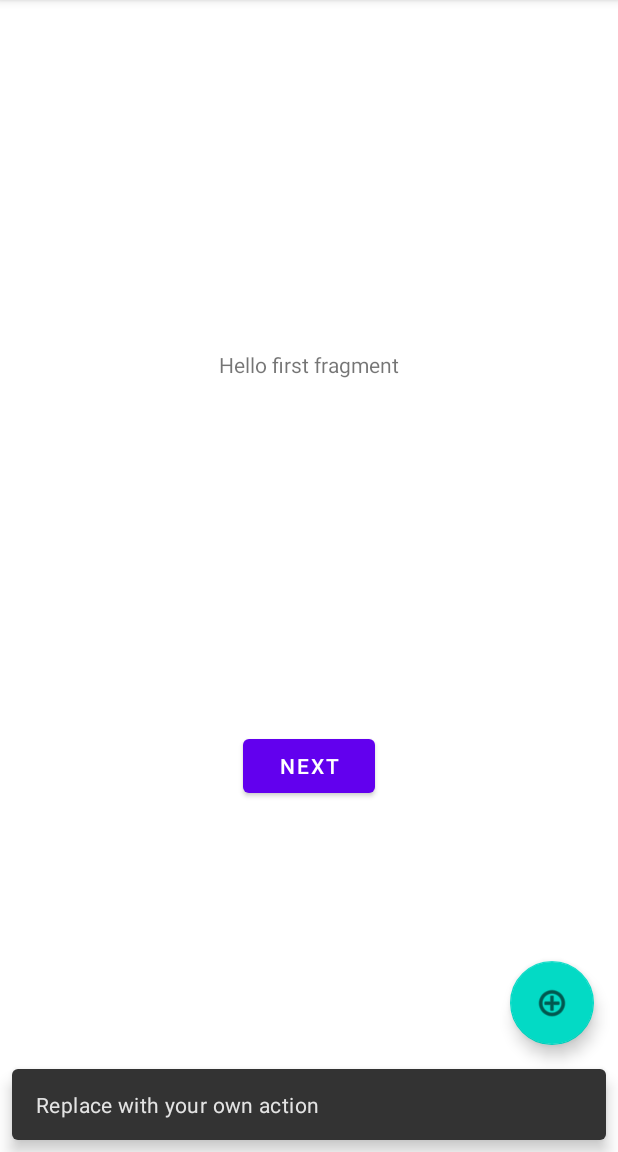
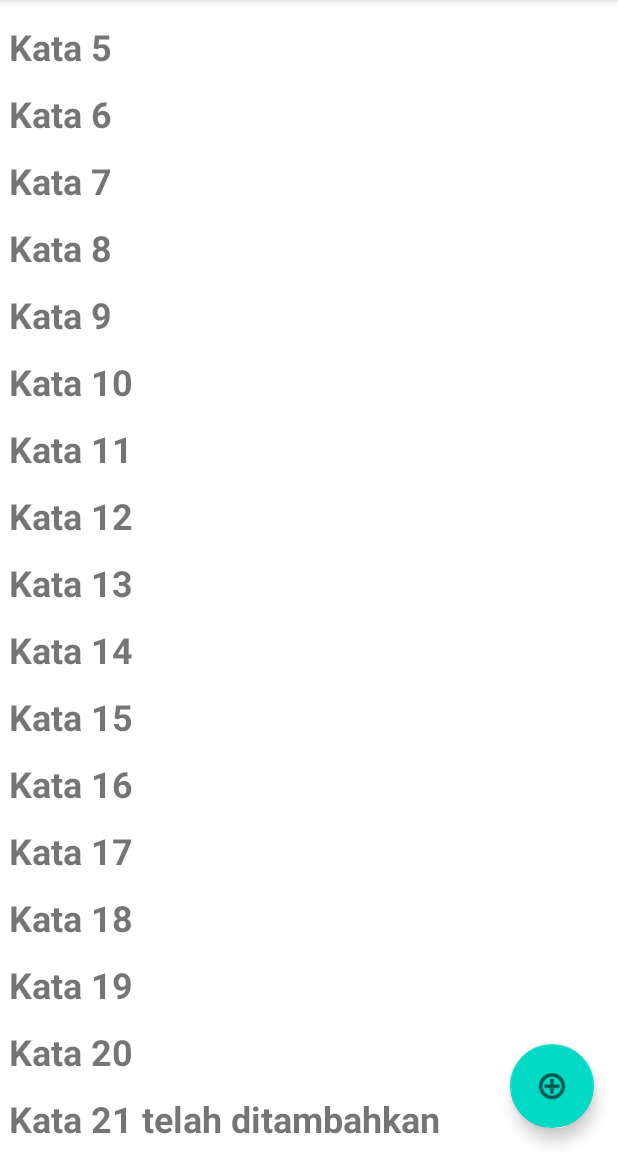
Before and after one commit to agrfdewa/Mobile_BL, an Android app: the screen it shows after launch (MainActivity), after a tap on an icon or button, on a phone screen of 412 x 824 dp, the part 84-1236 px from its top. Run offline under Robolectric (Android 15) with nearby library versions, the phone set to English and light mode, and no system bars.

Commit message:
Update Week 3

```diff
--- a/app/src/main/java/com/example/week03_29072/DaftarKataAdapter.java
+++ b/app/src/main/java/com/example/week03_29072/DaftarKataAdapter.java
@@ -1,25 +1,68 @@
 package com.example.week03_29072;
 
 import androidx.recyclerview.widget.RecyclerView;
+
+import android.view.LayoutInflater;
+import android.view.View;
 import android.view.ViewGroup;
+import android.widget.TextView;
+import android.widget.Toast;
 import androidx.annotation.NonNull;
-import androidx.recyclerview.widget.RecyclerView;
+
+import java.util.LinkedList;
 
 public class DaftarKataAdapter extends RecyclerView.Adapter<DaftarKataAdapter.KataViewHolder>
 {
+    private final LinkedList<String> mDaftarKata;
+    private LayoutInflater mInflater;
+
+    public DaftarKataAdapter(MainActivity context, LinkedList<String> daftarKata)
+    {
+        mInflater = LayoutInflater.from(context);
+        mDaftarKata = daftarKata;
+    }
+
     @NonNull
     @Override
-    public DaftarKataAdapter.KataViewHolder onCreateViewHolder
-            (@NonNull ViewGroup parent, int viewType) {
-        return null;
+    public DaftarKataAdapter.KataViewHolder onCreateViewHolder(@NonNull ViewGroup parent, int viewType)
+    {
+        View mItemView = mInflater.inflate(R.layout.daftarkata_item, parent, false);
+        return new KataViewHolder(mItemView, this);
     }
+
     @Override
-    public void onBindViewHolder
-            (@NonNull DaftarKataAdapter.KataViewHolder holder, int position) {
+    public void onBindViewHolder(@NonNull DaftarKataAdapter.KataViewHolder holder, int position)
+    {
+        String mCurrent = mDaftarKata.get(position);
+        holder.kataItemView.setText(mCurrent);
+    }
 
-    }
     @Override
     public int getItemCount() {
-        return 0;
+        return mDaftarKata.size();
+    }
+
+    class KataViewHolder extends RecyclerView.ViewHolder implements View.OnClickListener
+    {
+        public final TextView kataItemView;
+        final DaftarKataAdapter mAdapter;
+
+        public KataViewHolder(@NonNull View itemView, DaftarKataAdapter adapter)
+        {
+            super(itemView);
+            kataItemView = itemView.findViewById(R.id.kata);
+            this.mAdapter = adapter;
+            itemView.setOnClickListener(this);
+        }
+
+        @Override
+        public void onClick(View v)
+        {
+            int mPosition = getLayoutPosition();
+            String element = mDaftarKata.get(mPosition);
+            mDaftarKata.set(mPosition, element + " pernah diklik ");
+            mAdapter.notifyDataSetChanged();
+            Toast.makeText(v.getContext(),element +" dipilih", Toast.LENGTH_LONG).show();
+        }
     }
 }
--- a/app/src/main/java/com/example/week03_29072/MainActivity.java
+++ b/app/src/main/java/com/example/week03_29072/MainActivity.java
@@ -3,20 +3,26 @@ package com.example.week03_29072;
 import android.os.Bundle;
 
 import com.google.android.material.floatingactionbutton.FloatingActionButton;
-import com.google.android.material.snackbar.Snackbar;
 
 import androidx.appcompat.app.AppCompatActivity;
 import androidx.appcompat.widget.Toolbar;
+import androidx.recyclerview.widget.LinearLayoutManager;
+import androidx.recyclerview.widget.RecyclerView;
 
 import android.view.View;
 
 import android.view.Menu;
 import android.view.MenuItem;
 import  java.util.LinkedList;
+import java.util.Objects;
 
 public class MainActivity extends AppCompatActivity {
 
+    private RecyclerView mRecyclerView;
+    private DaftarKataAdapter mAdapter;
+
     private final LinkedList<String> mDaftarKata = new LinkedList<>();
+
     @Override
     protected void onCreate(Bundle savedInstanceState) {
         super.onCreate(savedInstanceState);
@@ -28,14 +34,21 @@ public class MainActivity extends AppCompatActivity {
         fab.setOnClickListener(new View.OnClickListener() {
             @Override
             public void onClick(View view) {
-                Snackbar.make(view, "Replace with your own action", Snackbar.LENGTH_LONG)
-                        .setAction("Action", null).show();
+                int jumlahKata = mDaftarKata.size() ;
+                mDaftarKata.addLast("Kata " + (jumlahKata + 1) + " telah ditambahkan");
+                Objects.requireNonNull(mRecyclerView.getAdapter()).notifyItemInserted(jumlahKata);
+                mRecyclerView.smoothScrollToPosition(jumlahKata);
             }
         });
 
         for (int i =1;i<21;i++){
             mDaftarKata.add("Kata "+i);
         }
+
+        mRecyclerView = (RecyclerView) findViewById(R.id.recyclerview);
+        mAdapter = new DaftarKataAdapter(this, mDaftarKata);
+        mRecyclerView.setAdapter(mAdapter);
+        mRecyclerView.setLayoutManager(new LinearLayoutManager(this));
     }
 
     @Override
@@ -59,4 +72,6 @@ public class MainActivity extends AppCompatActivity {
 
         return super.onOptionsItemSelected(item);
     }
+
+
 }
--- a/app/src/main/res/layout/content_main.xml
+++ b/app/src/main/res/layout/content_main.xml
@@ -6,18 +6,6 @@
     app:layout_behavior="@string/appbar_scrolling_view_behavior">
 
 
-    <fragment
-        android:id="@+id/nav_host_fragment"
-        android:name="androidx.navigation.fragment.NavHostFragment"
-        android:layout_width="0dp"
-        android:layout_height="0dp"
-        app:defaultNavHost="true"
-        app:layout_constraintBottom_toBottomOf="parent"
-        app:layout_constraintLeft_toLeftOf="parent"
-        app:layout_constraintRight_toRightOf="parent"
-        app:layout_constraintTop_toTopOf="parent"
-        app:navGraph="@navigation/nav_graph" />
-
     <androidx.recyclerview.widget.RecyclerView
         android:id="@+id/recyclerview"
         android:layout_width="match_parent"
```
